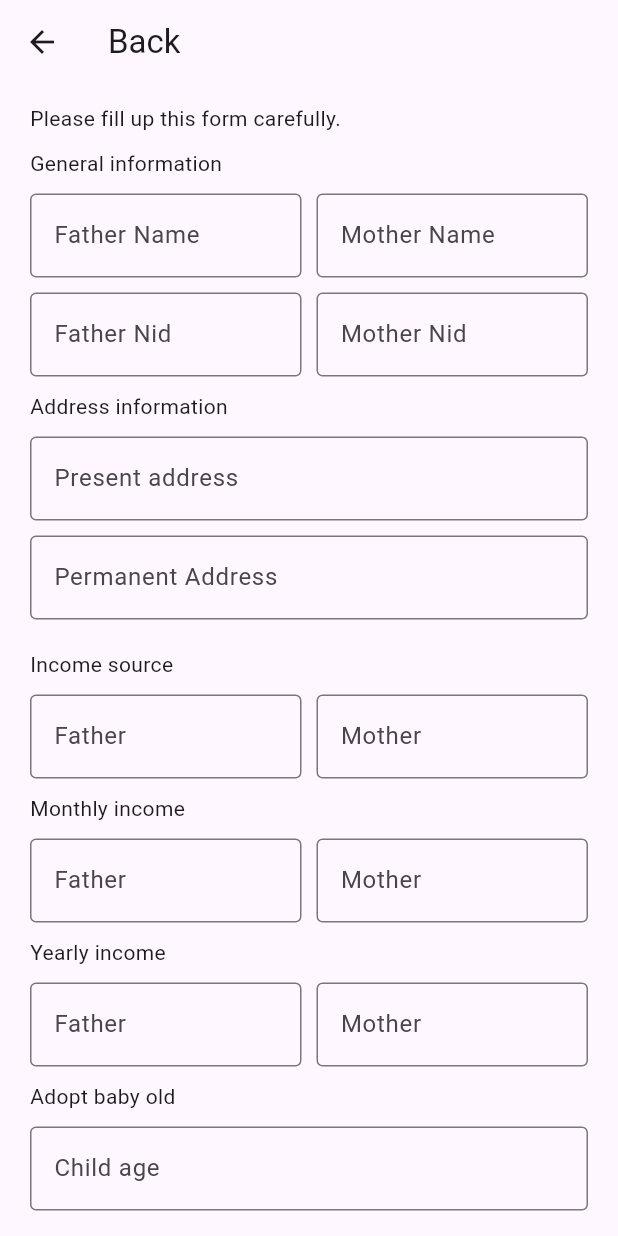
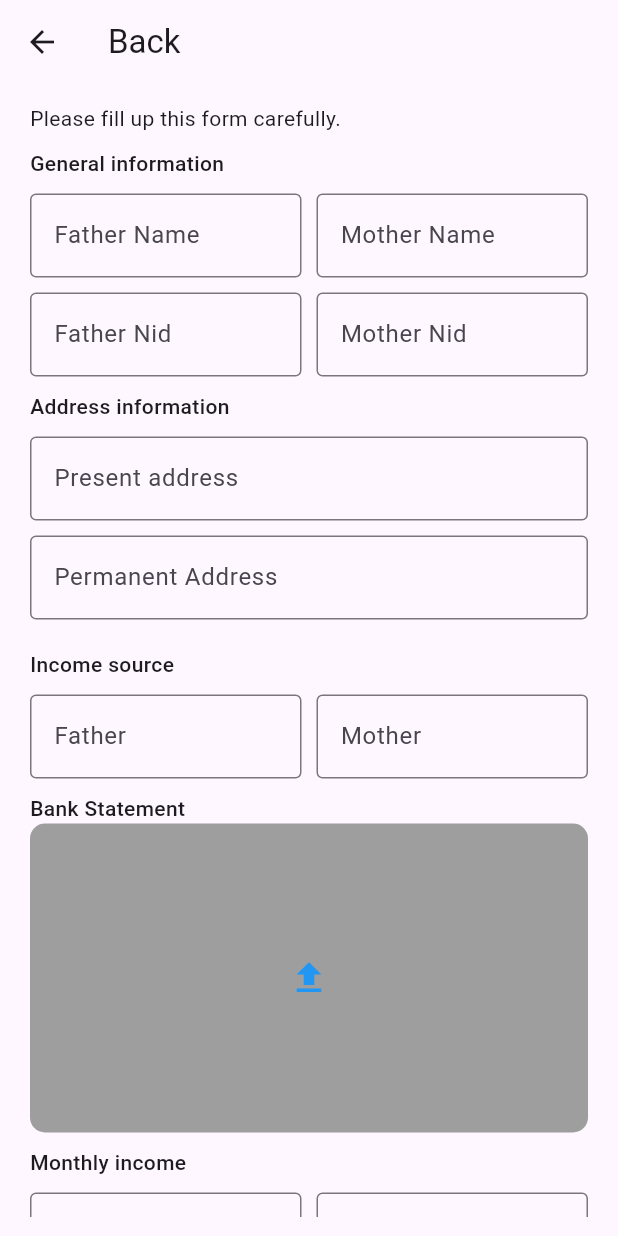
Before and after one commit to dipta-2707/child_future, a Flutter app: the AdoptFormView screen opened by its route, on a phone screen of 412 x 824 dp. Run offline on Flutter 3.47's test engine with Material 2 defaults, Android fonts, the light colour scheme and no system bars; our stand-ins replace cached_network_image, cloud_firestore, firebase_auth, firebase_core, firebase_storage, get and 2 more; missing offline and left inert: mobile_scanner; accounts and stored records are empty.

Commit message:
complete adopt child

```diff
--- a/lib/controller/adopt_form_controller.dart
+++ b/lib/controller/adopt_form_controller.dart
@@ -1,6 +1,10 @@
+import 'dart:io';
+
 import 'package:child_future/Api.dart';
+import 'package:firebase_storage/firebase_storage.dart';
 import 'package:flutter/cupertino.dart';
 import 'package:get/get.dart';
+import 'package:image_picker/image_picker.dart';
 
 class AdoptFormController extends GetxController{
 
@@ -19,6 +23,20 @@ class AdoptFormController extends GetxController{
     TextEditingController adoptBabyOld = TextEditingController();
 
     void submitForm()async{
+
+
+      //storage file ref with path
+      final ref =AppApi.firebaseStorage.ref().child(
+          'bankStatement/${imagePath.split('.')[0].split("/").last}');
+
+      //uploading image
+      await ref
+          .putFile(File(imagePath.value), SettableMetadata(contentType: 'image/'))
+          .then((p0) {});
+
+      var imageUrl = await ref.getDownloadURL();
+
+
         Map<String, dynamic> data = {};
         data["fatherName"] = fatherName.text.trim();
         data["motherName"] = motherName.text.trim();
@@ -31,10 +49,12 @@ class AdoptFormController extends GetxController{
         data["yearlyIncomeFather"] = yearlyIncomeFather.text.trim();
         data["yearlyIncomeMother"] = yearlyIncomeMother.text.trim();
         data["adoptBabyOld"] = adoptBabyOld.text.trim();
+        data["bankStatement"] = imageUrl;
 
       await  AppApi.firebaseStore.collection('adoptRequests').doc()
             .set(data);
         clearText();
+        clearImage();
 
     }
     @override
@@ -70,4 +90,21 @@ class AdoptFormController extends GetxController{
          yearlyIncomeMother.clear();
          adoptBabyOld.clear();
     }
+
+    RxBool isImagePicked = false.obs;
+    RxString imagePath = "".obs;
+    void imagePicker() async {
+      final ImagePicker picker = ImagePicker();
+      // Pick an image.
+      final XFile? image = await picker.pickImage(source: ImageSource.camera);
+      if (image != null) {
+        imagePath.value = image.path;
+        isImagePicked.value = true;
+      }
+    }
+
+    void clearImage(){
+      isImagePicked.value = false;
+      imagePath.value = "";
+    }
 }
--- a/lib/controller/report_child_controller.dart
+++ b/lib/controller/report_child_controller.dart
@@ -22,6 +22,7 @@ class ReportChildController extends GetxController {
         file: File(imagePath.value),
       ).then((value) {
         clearController();
+
         Get.snackbar('Success', 'Successfully victim uploaded');
       });
     } else {
@@ -41,9 +42,9 @@ class ReportChildController extends GetxController {
     // Pick an image.
     final XFile? image = await picker.pickImage(source: ImageSource.camera);
     if (image != null) {
-      print('Image Path: ${image.path}');
       imagePath.value = image.path;
       isImagePicked.value = true;
     }
   }
+
 }
--- a/lib/views/adopt_form_view.dart
+++ b/lib/views/adopt_form_view.dart
@@ -1,3 +1,5 @@
+import 'dart:io';
+
 import 'package:child_future/controller/adopt_form_controller.dart';
 import 'package:flutter/material.dart';
 import 'package:get/get.dart';
@@ -15,9 +17,11 @@ class AdoptFormView extends GetView<AdoptFormController> {
         child: ListView(
           children: [
             const Text('Please fill up this form carefully.'),
-              SizedBox(height: 10.0,),
-            Text('General information'),
-            SizedBox(height: 10.0,),
+              const SizedBox(height: 10.0,),
+            const Text('General information', style: TextStyle(
+              fontWeight: FontWeight.w500
+            ),),
+            const SizedBox(height: 10.0,),
               Row(
                 children: [
                   Expanded(
@@ -41,7 +45,7 @@ class AdoptFormView extends GetView<AdoptFormController> {
             ),
                 ],
               ),
-            SizedBox(height: 10.0,),
+            const SizedBox(height: 10.0,),
             Row(
               children: [
                 Expanded(
@@ -65,9 +69,11 @@ class AdoptFormView extends GetView<AdoptFormController> {
                 ),
               ],
             ),
-            SizedBox(height: 10.0,),
-            Text('Address information'),
-            SizedBox(height: 10.0,),
+            const SizedBox(height: 10.0,),
+            const Text('Address information',style: TextStyle(
+                fontWeight: FontWeight.w500
+            )),
+            const SizedBox(height: 10.0,),
             TextFormField(
               controller: controller.presentAddress,
               decoration: const InputDecoration(
@@ -75,7 +81,7 @@ class AdoptFormView extends GetView<AdoptFormController> {
                   labelText: 'Present address'
               ),
             ),
-            SizedBox(height: 10.0,),
+            const SizedBox(height: 10.0,),
             TextFormField(
               controller: controller.permanentAddress,
               decoration: const InputDecoration(
@@ -83,10 +89,12 @@ class AdoptFormView extends GetView<AdoptFormController> {
                   labelText: 'Permanent Address'
               ),
             ),
-            SizedBox(height: 10.0,),
-            SizedBox(height: 10.0,),
-            Text('Income source'),
-            SizedBox(height: 10.0,),
+            const SizedBox(height: 10.0,),
+            const SizedBox(height: 10.0,),
+            const Text('Income source',style: TextStyle(
+              fontWeight: FontWeight.w500
+            ),),
+            const SizedBox(height: 10.0,),
             Row(
               children: [
                 Expanded(
@@ -110,9 +118,45 @@ class AdoptFormView extends GetView<AdoptFormController> {
                 ),
               ],
             ),
-            SizedBox(height: 10.0,),
-            const Text('Monthly income'),
-            SizedBox(height: 10.0,),
+            const SizedBox(height: 10.0,),
+
+
+            const Text('Bank Statement',style: TextStyle(
+                fontWeight: FontWeight.w500
+            ),),
+            Container(
+              width: double.infinity,
+              height: Get.height * 0.25,
+              decoration: BoxDecoration(
+                borderRadius: BorderRadius.circular(10.0),
+                color: Colors.grey
+              ),
+              child: Obx(
+                ()=> Stack(
+                  alignment: Alignment.center,
+                  children: [
+                    controller.isImagePicked.value?
+                    Image.file(
+                      File(controller.imagePath.value),
+                      width: Get.width,
+                      fit: BoxFit.fill,
+                    ) : const SizedBox(),
+                    IconButton(onPressed: (){
+                      !controller.isImagePicked.value ?
+                      controller.imagePicker() :
+                      controller.clearImage();
+                    },
+                        icon:  Icon(controller.isImagePicked.value?Icons.cancel : Icons.upload, size: 28,
+                          color: !controller.isImagePicked.value? Colors.blue : Colors.red,)),
+                  ],
+                ),
+              ),
+            ),
+            const SizedBox(height: 10.0,),
+            const Text('Monthly income',style: TextStyle(
+                fontWeight: FontWeight.w500
+            ),),
+            const SizedBox(height: 10.0,),
             Row(
               children: [
                 Expanded(
@@ -138,9 +182,11 @@ class AdoptFormView extends GetView<AdoptFormController> {
                 ),
               ],
             ),
-            SizedBox(height: 10.0,),
-            const Text('Yearly income'),
-            SizedBox(height: 10.0,),
+            const SizedBox(height: 10.0,),
+            const Text('Yearly income',style: TextStyle(
+                fontWeight: FontWeight.w500
+            ),),
+            const SizedBox(height: 10.0,),
             Row(
               children: [
                 Expanded(
@@ -167,7 +213,9 @@ class AdoptFormView extends GetView<AdoptFormController> {
               ],
             ),
             const SizedBox(height: 10.0,),
-            const Text('Adopt baby old'),
+            const Text('Adopt baby old',style: TextStyle(
+                fontWeight: FontWeight.w500
+            ),),
             const SizedBox(height: 10.0,),
             TextFormField(
               controller: controller.adoptBabyOld,
```
